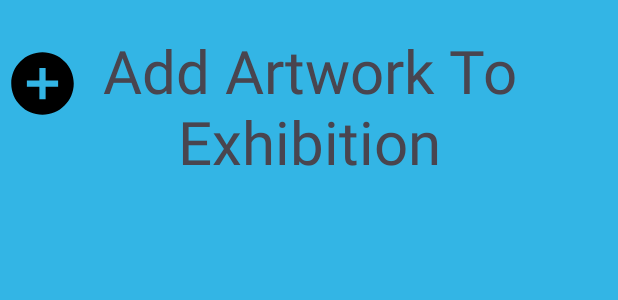
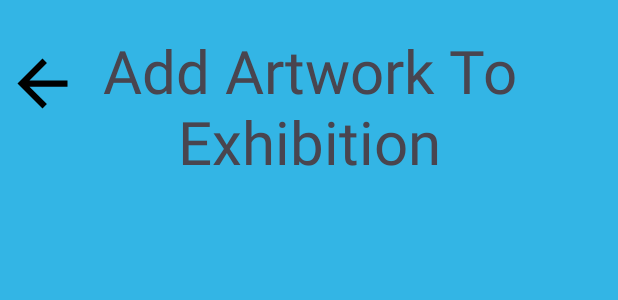
Before and after one commit to Totsua/exhibition-curator-android, an Android app: the layout activity_add_artwork_exhibition_list_actvity.xml on its own in the app's theme, with its tools: preview values and no code run, on a phone screen of 412 x 824 dp. Shown: the top 300 px of the screen. Run offline under Robolectric (Android 15) with nearby library versions, the phone set to English and light mode, and no system bars.

Commit message:
refactor: add back arrow icon to addArtworkToExhibitionBackButton

```diff
--- a/app/src/main/res/layout/activity_add_artwork_exhibition_list_actvity.xml
+++ b/app/src/main/res/layout/activity_add_artwork_exhibition_list_actvity.xml
@@ -33,7 +33,7 @@
                 android:id="@+id/addArtworkToExhibitionBackButton"
                 android:layout_width="50dp"
                 android:layout_height="50dp"
-                android:background="@drawable/ic_add"
+                android:background="@drawable/ic_back_arrow"
                 app:layout_constraintTop_toTopOf="parent"
                 app:layout_constraintBottom_toBottomOf="parent"
                 app:layout_constraintStart_toStartOf="parent"
```
